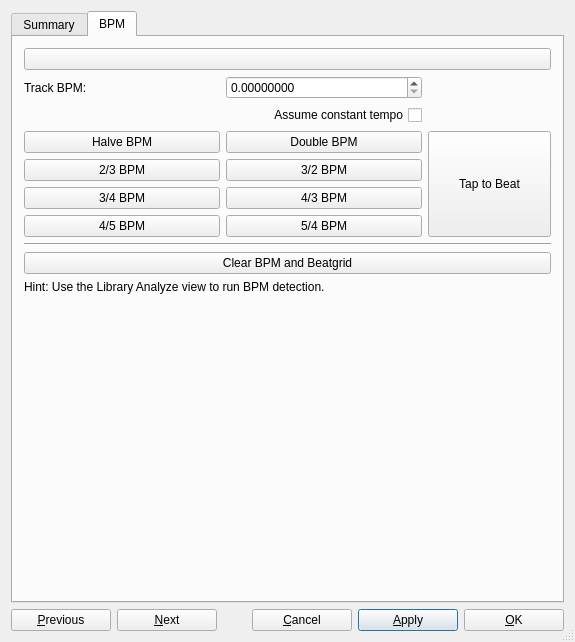
This is src/library/dlgtrackinfo.ui in mixxxdj/mixxx as Qt 5 draws it before an edit. The edited form follows.
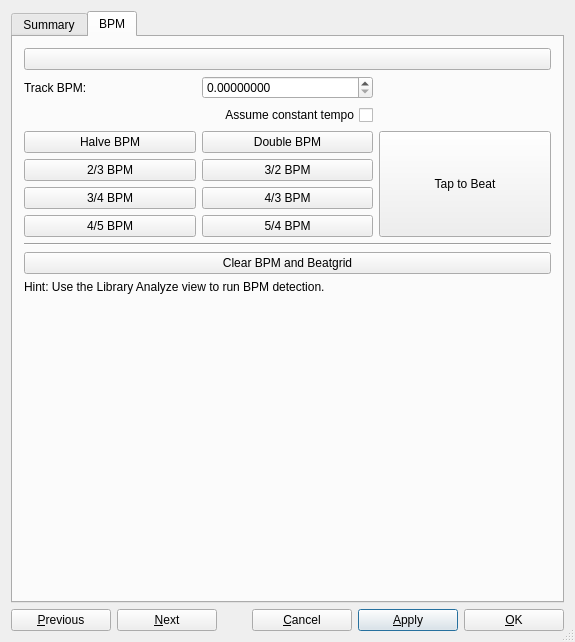
This is the edited form. The open tabs and pages were chosen to show the change.

Commit message:
Track Info: remove minSize from BPM buttons
This is not necessary anymore with Qt6, and also prohibits proper stretching of the TAP button

```diff
--- a/src/library/dlgtrackinfo.ui
+++ b/src/library/dlgtrackinfo.ui
@@ -783,12 +783,6 @@
            </item>
            <item row="2" column="0">
             <widget class="QPushButton" name="bpmHalve">
-             <property name="minimumSize">
-              <size>
-               <width>125</width>
-               <height>0</height>
-              </size>
-             </property>
              <property name="toolTip">
               <string>Sets the BPM to 50% of the current value.</string>
              </property>
@@ -799,12 +793,6 @@
            </item>
            <item row="2" column="1">
             <widget class="QPushButton" name="bpmDouble">
-             <property name="minimumSize">
-              <size>
-               <width>125</width>
-               <height>0</height>
-              </size>
-             </property>
              <property name="toolTip">
               <string>Sets the BPM to 200% of the current value.</string>
              </property>
@@ -815,12 +803,6 @@
            </item>
            <item row="3" column="0">
             <widget class="QPushButton" name="bpmTwoThirds">
-             <property name="minimumSize">
-              <size>
-               <width>125</width>
-               <height>0</height>
-              </size>
-             </property>
              <property name="toolTip">
               <string>Sets the BPM to 66% of the current value.</string>
              </property>
@@ -831,12 +813,6 @@
            </item>
            <item row="3" column="1">
             <widget class="QPushButton" name="bpmThreeHalves">
-             <property name="minimumSize">
-              <size>
-               <width>125</width>
-               <height>0</height>
-              </size>
-             </property>
              <property name="toolTip">
               <string>Sets the BPM to 150% of the current value.</string>
              </property>
@@ -847,12 +823,6 @@
            </item>
            <item row="4" column="0">
             <widget class="QPushButton" name="bpmThreeFourths">
-             <property name="minimumSize">
-              <size>
-               <width>125</width>
-               <height>0</height>
-              </size>
-             </property>
              <property name="toolTip">
               <string>Sets the BPM to 75% of the current value.</string>
              </property>
@@ -863,12 +833,6 @@
            </item>
            <item row="4" column="1">
             <widget class="QPushButton" name="bpmFourThirds">
-             <property name="minimumSize">
-              <size>
-               <width>125</width>
-               <height>0</height>
-              </size>
-             </property>
              <property name="toolTip">
               <string>Sets the BPM to 133% of the current value.</string>
              </property>
@@ -879,12 +843,6 @@
            </item>
            <item row="5" column="0">
             <widget class="QPushButton" name="bpmFourFifths">
-             <property name="minimumSize">
-              <size>
-               <width>125</width>
-               <height>0</height>
-              </size>
-             </property>
              <property name="toolTip">
               <string>Sets the BPM to 80% of the current value.</string>
              </property>
@@ -895,12 +853,6 @@
            </item>
            <item row="5" column="1">
             <widget class="QPushButton" name="bpmFiveFourths">
-             <property name="minimumSize">
-              <size>
-               <width>125</width>
-               <height>0</height>
-              </size>
-             </property>
              <property name="toolTip">
               <string>Sets the BPM to 125% of the current value.</string>
              </property>
@@ -911,17 +863,11 @@
            </item>
            <item row="2" column="2" rowspan="4">
             <widget class="QPushButton" name="bpmTap">
-             <property name="minimumSize">
-              <size>
-               <width>121</width>
-               <height>91</height>
-              </size>
-             </property>
-             <property name="maximumSize">
-              <size>
-               <width>123</width>
-               <height>128</height>
-              </size>
+             <property name="sizePolicy">
+              <sizepolicy hsizetype="Preferred" vsizetype="Preferred">
+               <horstretch>0</horstretch>
+               <verstretch>0</verstretch>
+              </sizepolicy>
              </property>
              <property name="toolTip">
               <string>Tap with the beat to set the BPM to the speed you are tapping.</string>
```
